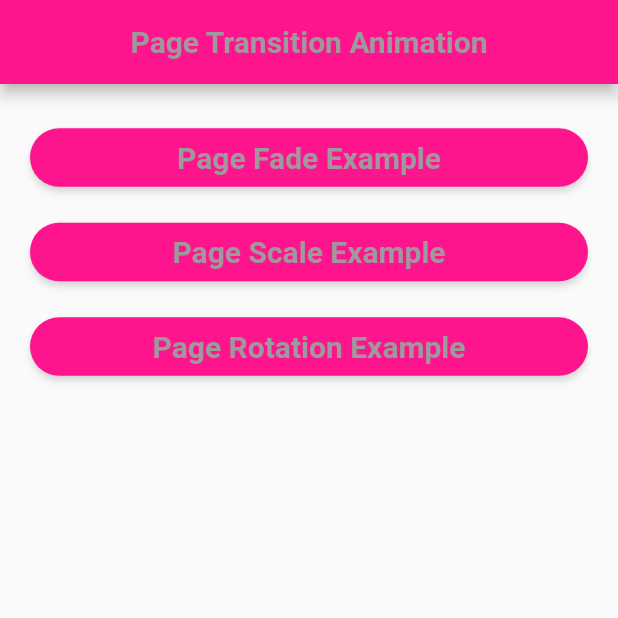
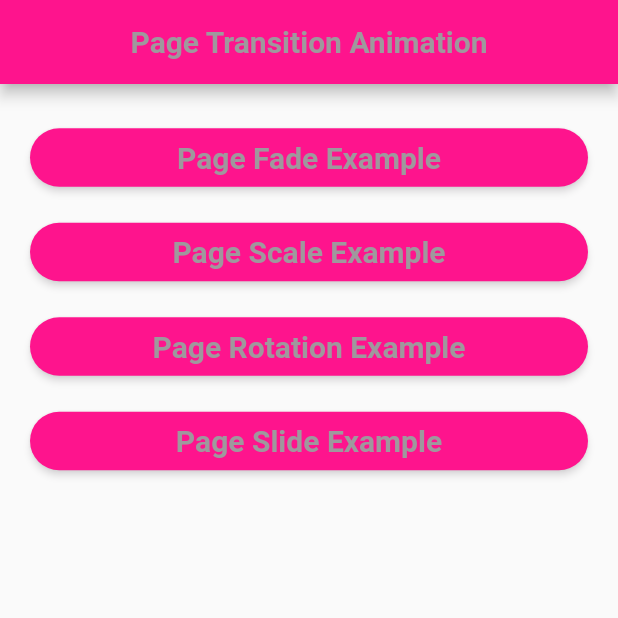
Before and after one commit to esraa-mohamad/examples_learning_animation, a Flutter app: the PageTransitionHomeView screen opened directly, on a phone screen of 412 x 824 dp, the top half of it. Run offline on Flutter 3.47's test engine with Material 2 defaults, Android fonts, the light colour scheme and no system bars; our stand-ins replace animated_background.

Commit message:
page slide

```diff
--- /dev/null
+++ b/lib/view/page_transition_animation/animation_components/page_slide_components.dart
@@ -0,0 +1,23 @@
+import 'package:flutter/cupertino.dart';
+
+class PageSlideTransitionComponent extends PageRouteBuilder
+{
+
+  final dynamic page;
+
+  PageSlideTransitionComponent({this.page}) : super(
+      pageBuilder: (context,animation,secondaryAnimation)=>page ,
+      transitionsBuilder: (context,animation,secondaryAnimation,child){
+
+
+        var tween = Tween<Offset>(
+          begin: const Offset(0,1) , end:  Offset.zero ,);
+
+        return SlideTransition(
+          position: animation.drive(tween),
+          child: child,
+        );
+      }
+  );
+
+}
--- a/lib/view/page_transition_animation/page_transition_view.dart
+++ b/lib/view/page_transition_animation/page_transition_view.dart
@@ -1,15 +1,14 @@
-import 'package:examples_animation/view/page_transition_animation/animation_componants/page_fade_transition_component.dart';
-import 'package:examples_animation/view/page_transition_animation/animation_componants/page_rotation_componant.dart';
-import 'package:examples_animation/view/page_transition_animation/animation_componants/page_scale_transition_component.dart';
 import 'package:examples_animation/view/page_transition_animation/page_transition_example.dart';
 import 'package:flutter/material.dart';
 import '../../components/const.dart';
 import '../../widget/third_button.dart';
-
+import 'animation_components/page_fade_transition_component.dart';
+import 'animation_components/page_rotation_component.dart';
+import 'animation_components/page_scale_transition_component.dart';
+import 'animation_components/page_slide_components.dart';
 
 class PageTransitionHomeView extends StatelessWidget {
   const PageTransitionHomeView({super.key});
-
 
   @override
   Widget build(BuildContext context) {
@@ -17,7 +16,7 @@ class PageTransitionHomeView extends StatelessWidget {
       appBar: AppBar(
         backgroundColor: pinkColor,
         automaticallyImplyLeading: false,
-        title:  const Text(
+        title: const Text(
           'Page Transition Animation',
           style: TextStyle(
             color: grayColor,
@@ -28,36 +27,39 @@ class PageTransitionHomeView extends StatelessWidget {
         centerTitle: true,
       ),
       body: Padding(
-        padding: const EdgeInsets.fromLTRB(20,25,20,0),
-        child: ListView(
-          children:
-           [
+        padding: const EdgeInsets.fromLTRB(20, 25, 20, 0),
+        child: ListView(children: [
           ThirdButtonElevated(
             title: 'Page Fade Example',
-                page: (){
+            page: () {
               Navigator.of(context).push(PageFadeTransitionComponent(
-                      page:const PageTransitionExample())
-                  );
+                  page: const PageTransitionExample()));
             },
           ),
           ThirdButtonElevated(
             title: 'Page Scale Example',
-               page: (){
+            page: () {
               Navigator.of(context).push(PageScaleTransitionComponent(
-                     page:const PageTransitionExample())
-                 );
+                  page: const PageTransitionExample()));
             },
           ),
           ThirdButtonElevated(
             title: 'Page Rotation Example',
-               page: (){
+            page: () {
               Navigator.of(context).push(PageRotationTransitionComponent(
-                     page:const PageTransitionExample())
-                 );
+                  page: const PageTransitionExample()));
             },
+
           ),
-           ]
+          ThirdButtonElevated(
+            title: 'Page Slide Example',
+            page: () {
+              Navigator.of(context).push(PageSlideTransitionComponent(
+                  page: const PageTransitionExample()));
+            },
+
           ),
+        ]),
       ),
     );
   }
```
Also changed, not shown: lib/view/page_transition_animation/animation_components/page_fade_transition_component.dart (renamed from lib/view/page_transition_animation/animation_componants/page_fade_transition_component.dart), lib/view/page_transition_animation/animation_components/page_rotation_component.dart (renamed from lib/view/page_transition_animation/animation_componants/page_rotation_componant.dart), lib/view/page_transition_animation/animation_components/page_scale_transition_component.dart (renamed from lib/view/page_transition_animation/animation_componants/page_scale_transition_component.dart). Lines whose indentation alone changed are shown as unchanged.
